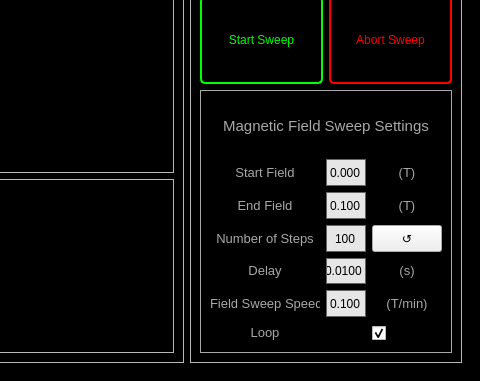
Above: Scanner GUI/SampleCharacterizer/SampleCharacterizerWindow.ui from afylab/nanoSQUID-Scanning-Software before the change; both pictures show x 732 to 1212 and y 577 to 958 of the 1212 by 958 pixel window. Below: the same form after it.
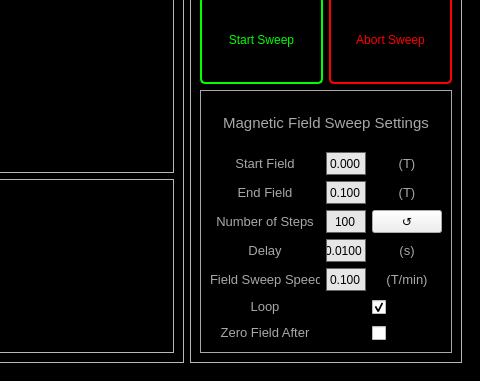
That is the form after the change. The open tabs and pages were chosen to show the change. Icons and pictures are not drawn.

What changed in the file:
```diff
--- a/Scanner GUI/SampleCharacterizer/SampleCharacterizerWindow.ui
+++ b/Scanner GUI/SampleCharacterizer/SampleCharacterizerWindow.ui
@@ -3354,7 +3354,7 @@
              <property name="frameShadow">
               <enum>QFrame::Raised</enum>
              </property>
-             <layout class="QGridLayout" name="gridLayout_8" rowstretch="2,1,1,1,1,1,1" columnstretch="7,5,1">
+             <layout class="QGridLayout" name="gridLayout_8" rowstretch="2,1,1,1,1,1,1,0" columnstretch="7,5,1">
               <item row="3" column="1">
                <widget class="QLineEdit" name="lineEdit_1DFieldSweepSetting_Numberofsteps">
                 <property name="sizePolicy">
@@ -3686,6 +3686,39 @@
                 </property>
                </widget>
               </item>
+              <item row="7" column="0">
+               <widget class="QLabel" name="label">
+                <property name="minimumSize">
+                 <size>
+                  <width>110</width>
+                  <height>20</height>
+                 </size>
+                </property>
+                <property name="text">
+                 <string>&lt;html&gt;&lt;head/&gt;&lt;body&gt;&lt;p&gt;&lt;span style=&quot; font-size:10pt;&quot;&gt;Zero Field After&lt;/span&gt;&lt;/p&gt;&lt;/body&gt;&lt;/html&gt;</string>
+                </property>
+                <property name="alignment">
+                 <set>Qt::AlignCenter</set>
+                </property>
+               </widget>
+              </item>
+              <item row="7" column="2">
+               <widget class="QCheckBox" name="checkBox_FieldSweep1D_BacktoZero">
+                <property name="layoutDirection">
+                 <enum>Qt::LeftToRight</enum>
+                </property>
+                <property name="styleSheet">
+                 <string notr="true">setStyleSheet(&quot;margin-left:50%; margin-right:50%;&quot;);
+</string>
+                </property>
+                <property name="text">
+                 <string/>
+                </property>
+                <property name="checked">
+                 <bool>false</bool>
+                </property>
+               </widget>
+              </item>
              </layout>
             </widget>
            </item>
```
Left out of the diff: 2 changed lines with no effect on the pictures.
